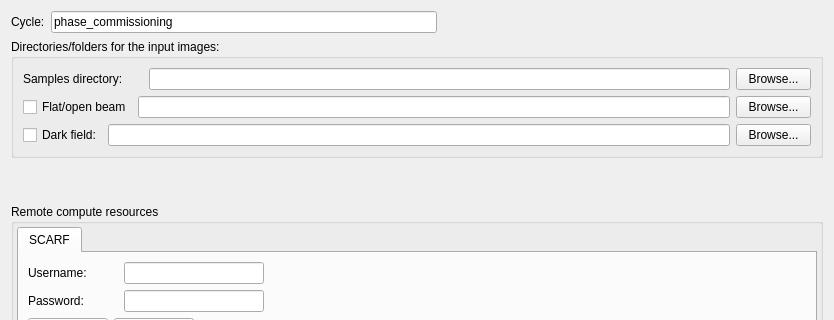
Old version of the form MantidQt/CustomInterfaces/inc/MantidQtCustomInterfaces/Tomography/TomographyIfaceQtTabSetup.ui in the repository mantidproject/mantid; both pictures show x 0 to 834 and y 0 to 320 of the 834 by 576 pixel window.
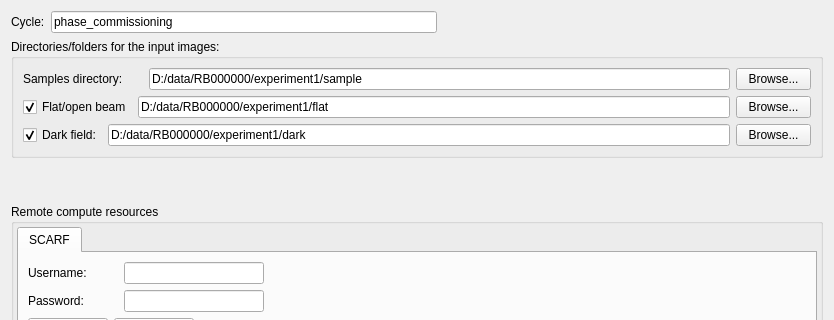
New version of the form.

Commit message: auto-guess flat/darks paths, more settings to remember, re #15665

The edit to the form file:
```diff
--- a/MantidQt/CustomInterfaces/inc/MantidQtCustomInterfaces/Tomography/TomographyIfaceQtTabSetup.ui
+++ b/MantidQt/CustomInterfaces/inc/MantidQtCustomInterfaces/Tomography/TomographyIfaceQtTabSetup.ui
@@ -39,10 +39,17 @@
           <property name="text">
            <string>Dark field:</string>
           </property>
+          <property name="checked">
+           <bool>true</bool>
+          </property>
          </widget>
         </item>
         <item>
-         <widget class="QLineEdit" name="lineEdit_path_darks"/>
+         <widget class="QLineEdit" name="lineEdit_path_darks">
+          <property name="text">
+           <string>D:/data/RB000000/experiment1/dark</string>
+          </property>
+         </widget>
         </item>
         <item>
          <widget class="QPushButton" name="pushButton_darks_dir">
@@ -83,7 +90,7 @@
         <item>
          <widget class="QLineEdit" name="lineEdit_path_samples">
           <property name="text">
-           <string/>
+           <string>D:/data/RB000000/experiment1/sample</string>
           </property>
          </widget>
         </item>
@@ -112,10 +119,17 @@
           <property name="text">
            <string>Flat/open beam</string>
           </property>
+          <property name="checked">
+           <bool>true</bool>
+          </property>
          </widget>
         </item>
         <item>
-         <widget class="QLineEdit" name="lineEdit_path_flats"/>
+         <widget class="QLineEdit" name="lineEdit_path_flats">
+          <property name="text">
+           <string>D:/data/RB000000/experiment1/flat</string>
+          </property>
+         </widget>
         </item>
         <item>
          <widget class="QPushButton" name="pushButton_flats_dir">
```
The commit also changes 7 other files.
